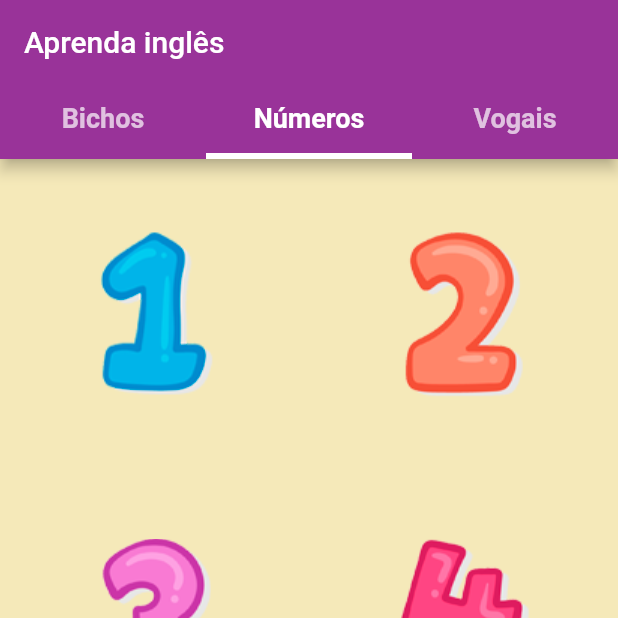
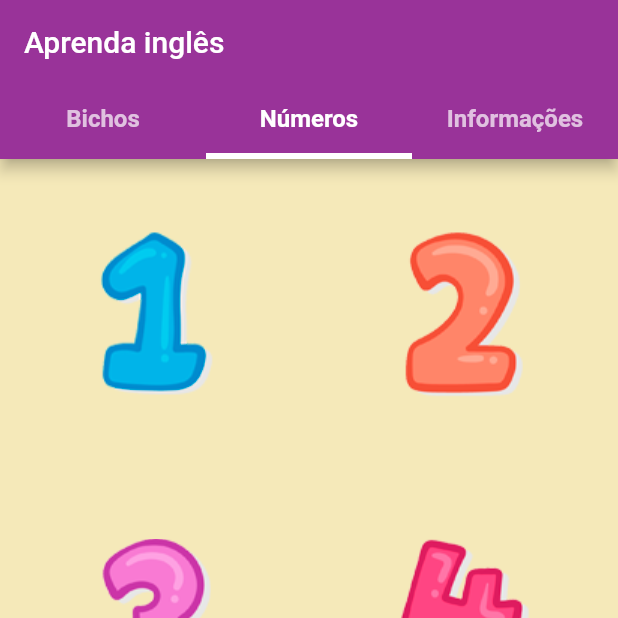
Before and after one commit to montonurb/English-App, a Flutter app: the screen it shows after launch, on a phone screen of 412 x 824 dp, the top half of it. Run offline on Flutter 3.47's test engine with Material 2 defaults, Android fonts, the phone set to English and light mode, and no system bars; our stand-ins replace audioplayers.

Commit message:
modificando tema

```diff
--- a/english_app/lib/pages/home_page.dart
+++ b/english_app/lib/pages/home_page.dart
@@ -1,6 +1,6 @@
 import 'package:english_app/pages/screens/bichos.dart';
 import 'package:english_app/pages/screens/numeros.dart';
-import 'package:english_app/pages/screens/vogais.dart';
+import 'package:english_app/pages/screens/informacoes.dart';
 import 'package:flutter/material.dart';
 
 class HomePage extends StatefulWidget {
@@ -34,12 +34,12 @@ class _HomePageState extends State<HomePage>
         bottom: TabBar(
           indicatorWeight: 4,
           //indicatorColor: Colors.white,
-          labelStyle: TextStyle(fontSize: 18, fontWeight: FontWeight.bold),
+          labelStyle: TextStyle(fontSize: 16, fontWeight: FontWeight.bold),
           controller: _tabController,
           tabs: <Widget>[
             Tab(text: "Bichos"),
             Tab(text: "Números"),
-            Tab(text: "Vogais")
+            Tab(text: "Informações")
           ],
         ),
       ),
@@ -48,7 +48,7 @@ class _HomePageState extends State<HomePage>
         children: [
           BichosScreen(),
           NumerosScreen(),
-          VogaisScreen(),
+          InformcacoesApp()
         ],
       ),
     );
```
